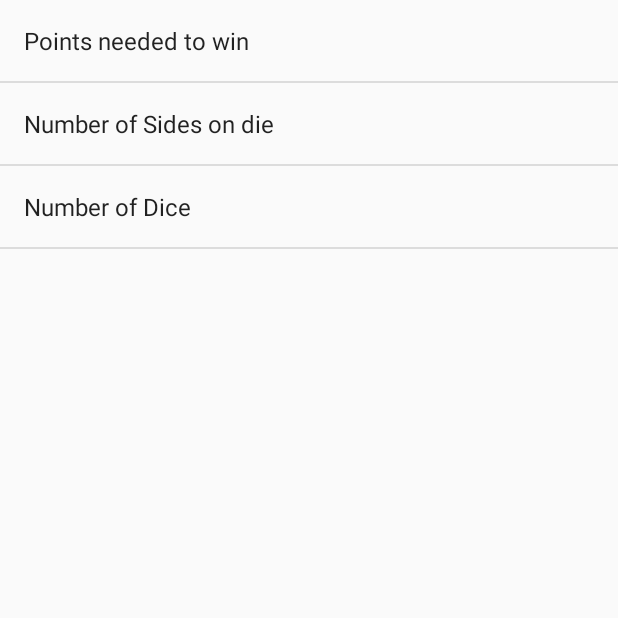
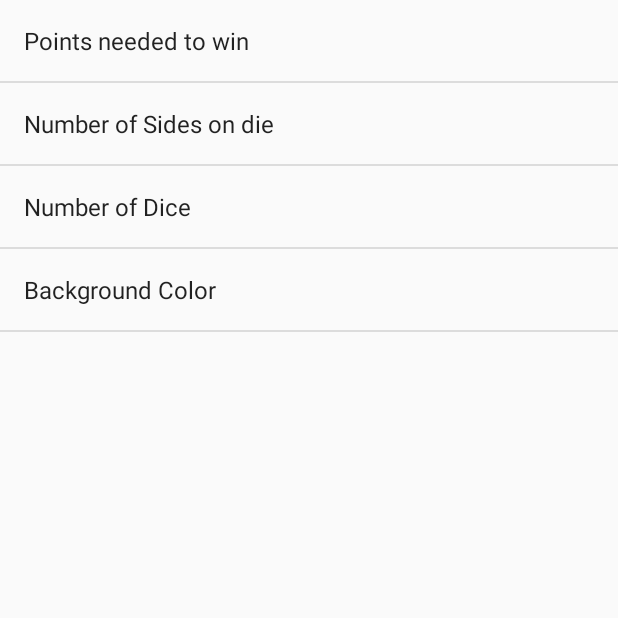
Before and after one commit to joenelsong/android_PigGame, an Android app: the SettingsActivity screen opened directly, with no data from a screen before it, on a phone screen of 412 x 824 dp, the top half of it. Run offline under Robolectric (Android 15) with nearby library versions, the phone set to English and light mode, and no system bars.

Commit message:
Working Settings and About screens. Added several user specified features to make the game more interesting
Working Features:
- Die Sides: D6 and D10 options
- Number of Dice: 1, 2 and 3
- Points to Win: any number
- Background options: Plain, and Image

Bugs:
- Crash when switching from D6 to D10 and rolling. Sometimes die hits
index of -1. This should not be possible, haven't figured out why it is
happening.

```diff
--- a/Assignment2_PigGame/app/src/main/res/layout/activity_main.xml
+++ b/Assignment2_PigGame/app/src/main/res/layout/activity_main.xml
@@ -5,7 +5,8 @@
     android:paddingRight="@dimen/activity_horizontal_margin"
     android:paddingTop="@dimen/activity_vertical_margin"
     android:paddingBottom="@dimen/activity_vertical_margin" tools:context=".MainActivity"
-    android:background="@drawable/pigbackground">
+    android:background="@drawable/pigbackground"
+    android:id="@+id/main">
 
 
     <LinearLayout
--- a/Assignment2_PigGame/app/src/main/res/values/array.xml
+++ b/Assignment2_PigGame/app/src/main/res/values/array.xml
@@ -19,4 +19,15 @@
         <item>2</item>
         <item>3</item>
     </string-array>
+
+    <string-array name="bgcolor_alignment">
+        <item>"Image"</item>
+        <item>"Plain"</item>
+    </string-array>
+
+    <string-array name="bgcolor_values">
+        <item>1</item>
+        <item>2</item>
+    </string-array>
+
 </resources>
--- a/Assignment2_PigGame/app/src/main/res/xml/activity_settings.xml
+++ b/Assignment2_PigGame/app/src/main/res/xml/activity_settings.xml
@@ -19,8 +19,13 @@
         android:entries="@array/dice_number_alignment"
         android:entryValues="@array/dice_number_values"
         android:title="Number of Dice">
-
     </ListPreference>
 
+    <ListPreference
+        android:key="pref_bgcolor"
+        android:entries="@array/bgcolor_alignment"
+        android:entryValues="@array/bgcolor_values"
+        android:title="Background Color">
+    </ListPreference>
 
 </PreferenceScreen>
```
Also changed, not shown: Assignment2_PigGame/app/src/main/java/com/example/jnelson/assignment2_piggame/MainActivity.java (+54 -17 lines), Assignment2_PigGame/app/src/main/java/com/example/jnelson/assignment2_piggame/PigGame.java (+22 -12 lines).
